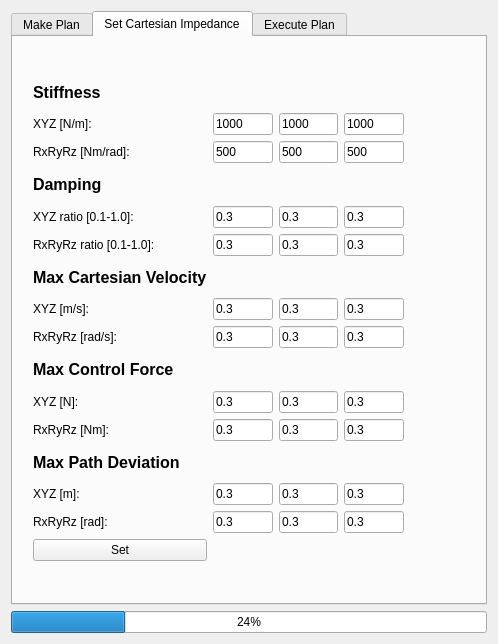
ros-industrial-attic/fermi, file moveit_cartesian_plan_plugin/src/widgets/path_planning_widget.ui: the form before one commit.
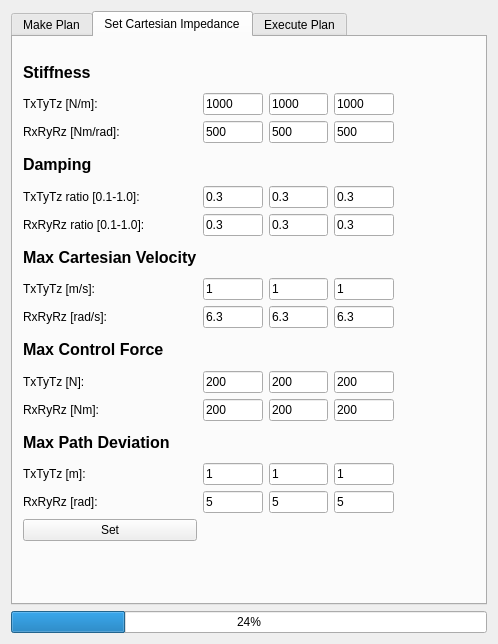
The form after the commit.

```diff
--- a/moveit_cartesian_plan_plugin/src/widgets/path_planning_widget.ui
+++ b/moveit_cartesian_plan_plugin/src/widgets/path_planning_widget.ui
@@ -330,8 +330,8 @@
       <widget class="QWidget" name="gridLayoutWidget">
        <property name="geometry">
         <rect>
-         <x>20</x>
-         <y>40</y>
+         <x>10</x>
+         <y>20</y>
          <width>371</width>
          <height>484</height>
         </rect>
@@ -382,7 +382,7 @@
         <item row="1" column="0">
          <widget class="QLabel" name="label_7">
           <property name="text">
-           <string>XYZ [N/m]:</string>
+           <string>TxTyTz [N/m]:</string>
           </property>
          </widget>
         </item>
@@ -424,14 +424,14 @@
         <item row="7" column="1">
          <widget class="QLineEdit" name="lineEdit_16">
           <property name="text">
-           <string>0.3</string>
+           <string>1</string>
           </property>
          </widget>
         </item>
         <item row="11" column="1">
          <widget class="QLineEdit" name="lineEdit_23">
           <property name="text">
-           <string>0.3</string>
+           <string>200</string>
           </property>
          </widget>
         </item>
@@ -445,21 +445,21 @@
         <item row="8" column="2">
          <widget class="QLineEdit" name="lineEdit_15">
           <property name="text">
-           <string>0.3</string>
+           <string>6.3</string>
           </property>
          </widget>
         </item>
         <item row="13" column="0">
          <widget class="QLabel" name="label_20">
           <property name="text">
-           <string>XYZ [m]:</string>
+           <string>TxTyTz [m]:</string>
           </property>
          </widget>
         </item>
         <item row="10" column="0">
          <widget class="QLabel" name="label_17">
           <property name="text">
-           <string>XYZ [N]:</string>
+           <string>TxTyTz [N]:</string>
           </property>
          </widget>
         </item>
@@ -473,7 +473,7 @@
         <item row="14" column="3">
          <widget class="QLineEdit" name="lineEdit_30">
           <property name="text">
-           <string>0.3</string>
+           <string>5</string>
           </property>
          </widget>
         </item>
@@ -501,7 +501,7 @@
         <item row="14" column="2">
          <widget class="QLineEdit" name="lineEdit_27">
           <property name="text">
-           <string>0.3</string>
+           <string>5</string>
           </property>
          </widget>
         </item>
@@ -515,7 +515,7 @@
         <item row="14" column="1">
          <widget class="QLineEdit" name="lineEdit_29">
           <property name="text">
-           <string>0.3</string>
+           <string>5</string>
           </property>
          </widget>
         </item>
@@ -536,35 +536,35 @@
         <item row="10" column="2">
          <widget class="QLineEdit" name="lineEdit_19">
           <property name="text">
-           <string>0.3</string>
+           <string>200</string>
           </property>
          </widget>
         </item>
         <item row="10" column="3">
          <widget class="QLineEdit" name="lineEdit_20">
           <property name="text">
-           <string>0.3</string>
+           <string>200</string>
           </property>
          </widget>
         </item>
         <item row="11" column="2">
          <widget class="QLineEdit" name="lineEdit_21">
           <property name="text">
-           <string>0.3</string>
+           <string>200</string>
           </property>
          </widget>
         </item>
         <item row="8" column="1">
          <widget class="QLineEdit" name="lineEdit_17">
           <property name="text">
-           <string>0.3</string>
+           <string>6.3</string>
           </property>
          </widget>
         </item>
         <item row="13" column="3">
          <widget class="QLineEdit" name="lineEdit_26">
           <property name="text">
-           <string>0.3</string>
+           <string>1</string>
           </property>
          </widget>
         </item>
@@ -585,7 +585,7 @@
         <item row="11" column="3">
          <widget class="QLineEdit" name="lineEdit_24">
           <property name="text">
-           <string>0.3</string>
+           <string>200</string>
           </property>
          </widget>
         </item>
@@ -613,42 +613,42 @@
         <item row="4" column="0">
          <widget class="QLabel" name="label_9">
           <property name="text">
-           <string>XYZ ratio [0.1-1.0]:</string>
+           <string>TxTyTz ratio [0.1-1.0]:</string>
           </property>
          </widget>
         </item>
         <item row="7" column="0">
          <widget class="QLabel" name="label_14">
           <property name="text">
-           <string>XYZ [m/s]:</string>
+           <string>TxTyTz [m/s]:</string>
           </property>
          </widget>
         </item>
         <item row="10" column="1">
          <widget class="QLineEdit" name="lineEdit_22">
           <property name="text">
-           <string>0.3</string>
+           <string>200</string>
           </property>
          </widget>
         </item>
         <item row="13" column="1">
          <widget class="QLineEdit" name="lineEdit_28">
           <property name="text">
-           <string>0.3</string>
+           <string>1</string>
           </property>
          </widget>
         </item>
         <item row="7" column="3">
          <widget class="QLineEdit" name="lineEdit_14">
           <property name="text">
-           <string>0.3</string>
+           <string>1</string>
           </property>
          </widget>
         </item>
         <item row="7" column="2">
          <widget class="QLineEdit" name="lineEdit_13">
           <property name="text">
-           <string>0.3</string>
+           <string>1</string>
           </property>
          </widget>
         </item>
@@ -669,14 +669,14 @@
         <item row="8" column="3">
          <widget class="QLineEdit" name="lineEdit_18">
           <property name="text">
-           <string>0.3</string>
+           <string>6.3</string>
           </property>
          </widget>
         </item>
         <item row="13" column="2">
          <widget class="QLineEdit" name="lineEdit_25">
           <property name="text">
-           <string>0.3</string>
+           <string>1</string>
           </property>
          </widget>
         </item>
```
Left out of the diff: 60 changed lines with no effect on the pictures.
